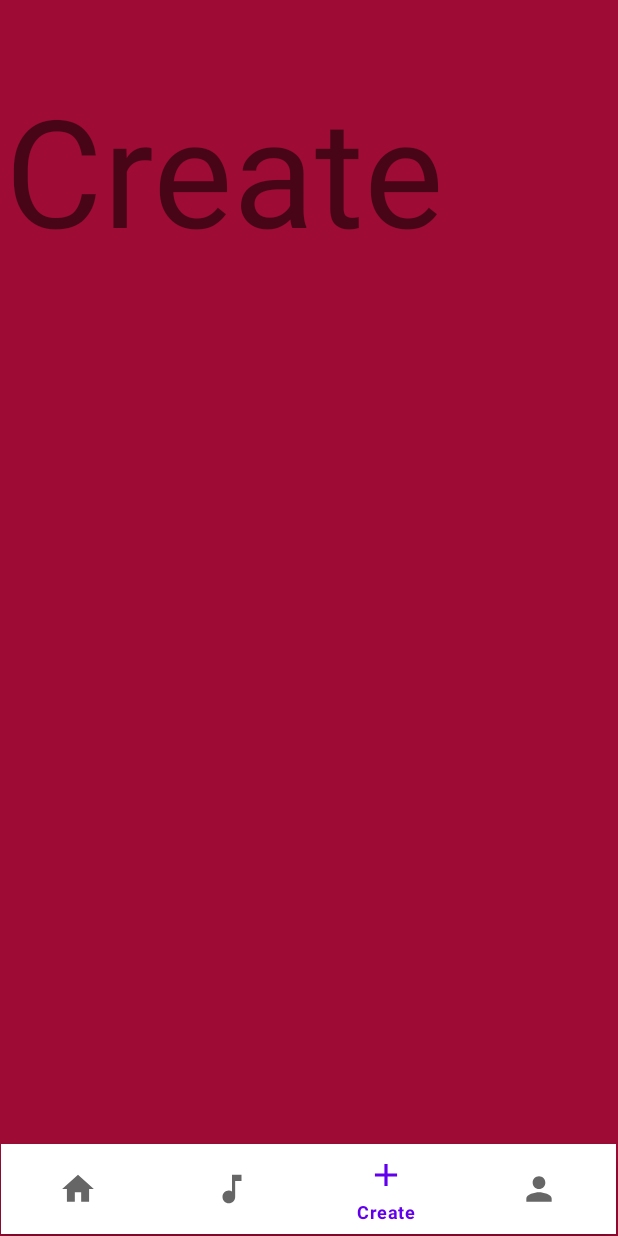
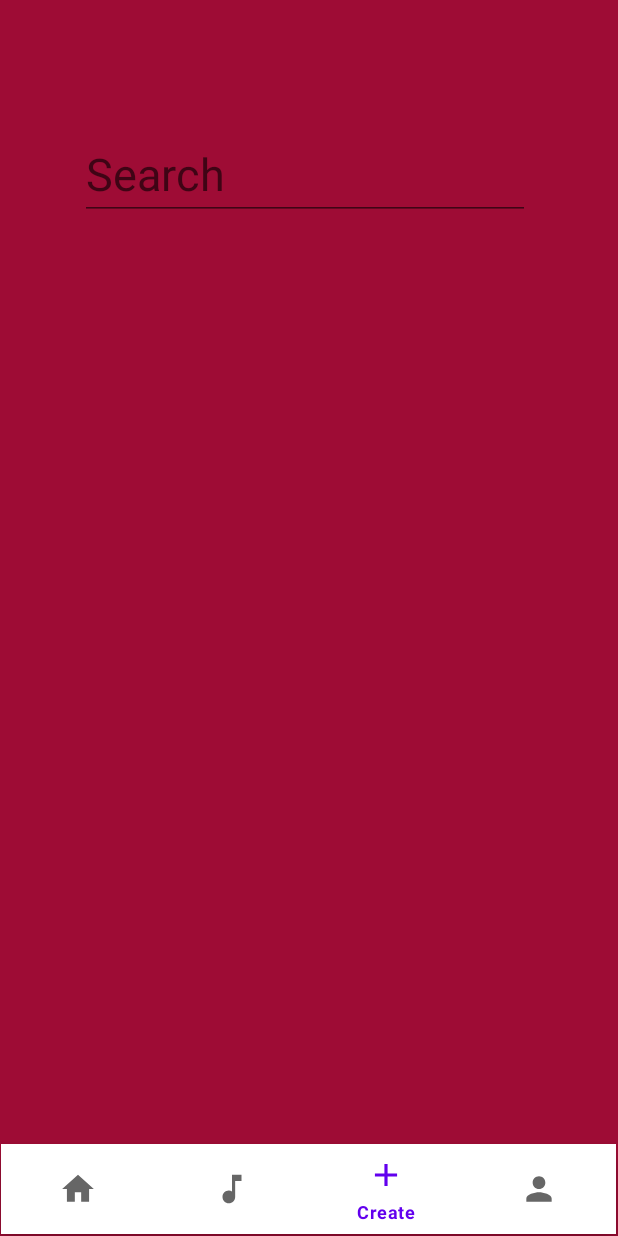
Before and after one commit to ofrisomech/OfrisProjectUpdate, an Android app: the screen it shows after launch (BaseActivity), item 3 of the bottom bar chosen, on a phone screen of 412 x 824 dp. Run offline under Robolectric (Android 15) with nearby library versions, the phone set to English and light mode, and no system bars; our stand-ins replace Firebase (no records; nobody signed in at launch, a user with empty details on screens opened directly).

Commit message:
try again

```diff
--- a/app/src/main/java/com/example/ofrisproject/CreateFragment.java
+++ b/app/src/main/java/com/example/ofrisproject/CreateFragment.java
@@ -3,7 +3,9 @@ package com.example.ofrisproject;
 import android.os.Bundle;
 
 import androidx.annotation.NonNull;
+import androidx.annotation.Nullable;
 import androidx.fragment.app.Fragment;
+import androidx.recyclerview.widget.RecyclerView;
 
 import android.view.LayoutInflater;
 import android.view.View;
@@ -14,6 +16,8 @@ import com.google.android.gms.tasks.OnFailureListener;
 import com.google.android.gms.tasks.OnSuccessListener;
 import com.google.firebase.firestore.DocumentReference;
 import com.google.firebase.firestore.FirebaseFirestore;
+
+import java.util.ArrayList;
 
 /**
  * A simple {@link Fragment} subclass.
@@ -67,10 +71,17 @@ public class CreateFragment extends Fragment {
                              Bundle savedInstanceState) {
         // Inflate the layout for this fragment
         return inflater.inflate(R.layout.fragment_create, container, false);
+
+
+    }
+
+    @Override
+    public void onViewCreated(@NonNull View view, @Nullable Bundle savedInstanceState) {
+        super.onViewCreated(view, savedInstanceState);
+        recyclerView = getView().findViewById(R.id.recyclerView);
     }
 
     //upload Recording
-
 
     private FirebaseFirestore db=FirebaseFirestore.getInstance();
 
@@ -89,4 +100,11 @@ public class CreateFragment extends Fragment {
                 }
             });
     }
+
+
+
+    //array of Songs
+
+    private RecyclerView recyclerView;
+
 }
--- a/app/src/main/java/com/example/ofrisproject/Song.java
+++ b/app/src/main/java/com/example/ofrisproject/Song.java
@@ -12,5 +12,9 @@ public class Song {
         artistSong=_artist;
     }
 
+    public String GetName(){return nameSong;}
+    public String GetGenre(){return genre; }
+    public String GetArtistSong(){return artistSong;}
+
 
 }
--- a/app/src/main/res/layout/fragment_create.xml
+++ b/app/src/main/res/layout/fragment_create.xml
@@ -3,13 +3,23 @@
     xmlns:tools="http://schemas.android.com/tools"
     android:layout_width="match_parent"
     android:layout_height="match_parent"
-    tools:context=".CreateFragment">
+    tools:context=".CreateFragment" >
 
     <!-- TODO: Update blank fragment layout -->
-    <TextView
+
+    <EditText
+        android:id="@+id/textView3"
+        android:layout_width="300dp"
+        android:layout_height="55dp"
+        android:layout_marginLeft="50dp"
+        android:layout_marginTop="45dp"
+        android:hint="Search"
+        android:textSize="30dp" />
+
+    <androidx.recyclerview.widget.RecyclerView
+        android:id="@+id/recyclerView"
         android:layout_width="match_parent"
-        android:layout_height="match_parent"
-        android:textSize="100dp"
-        android:text="Create" />
+        android:layout_height="match_parent" />
+
 
 </FrameLayout>
```
